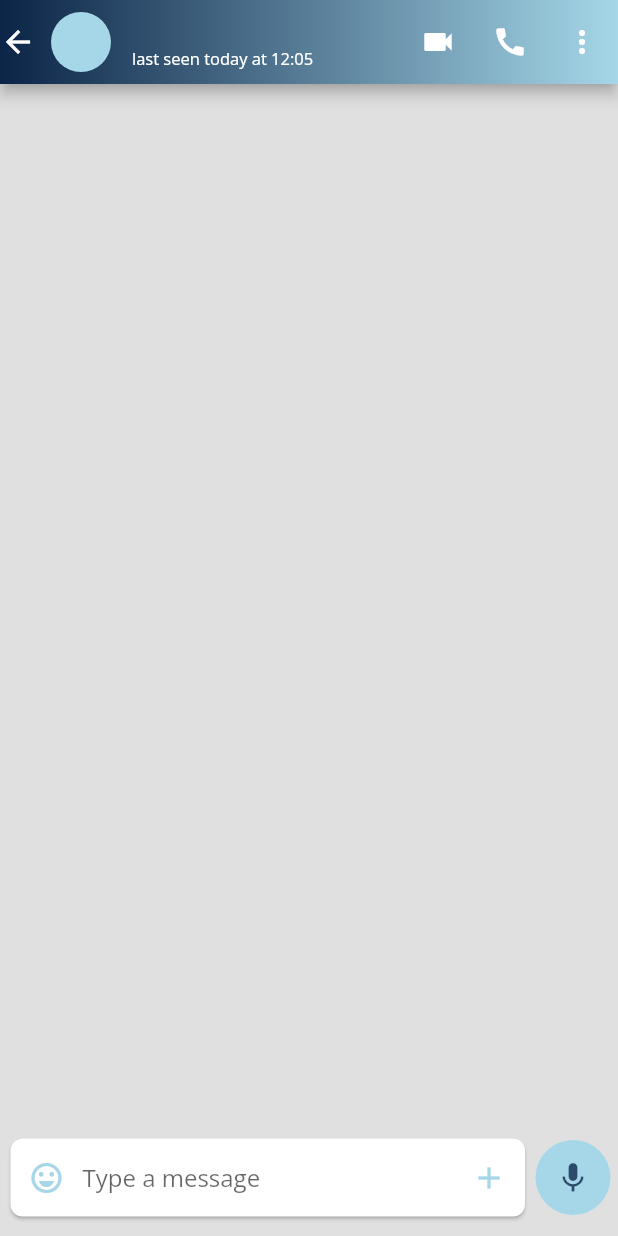
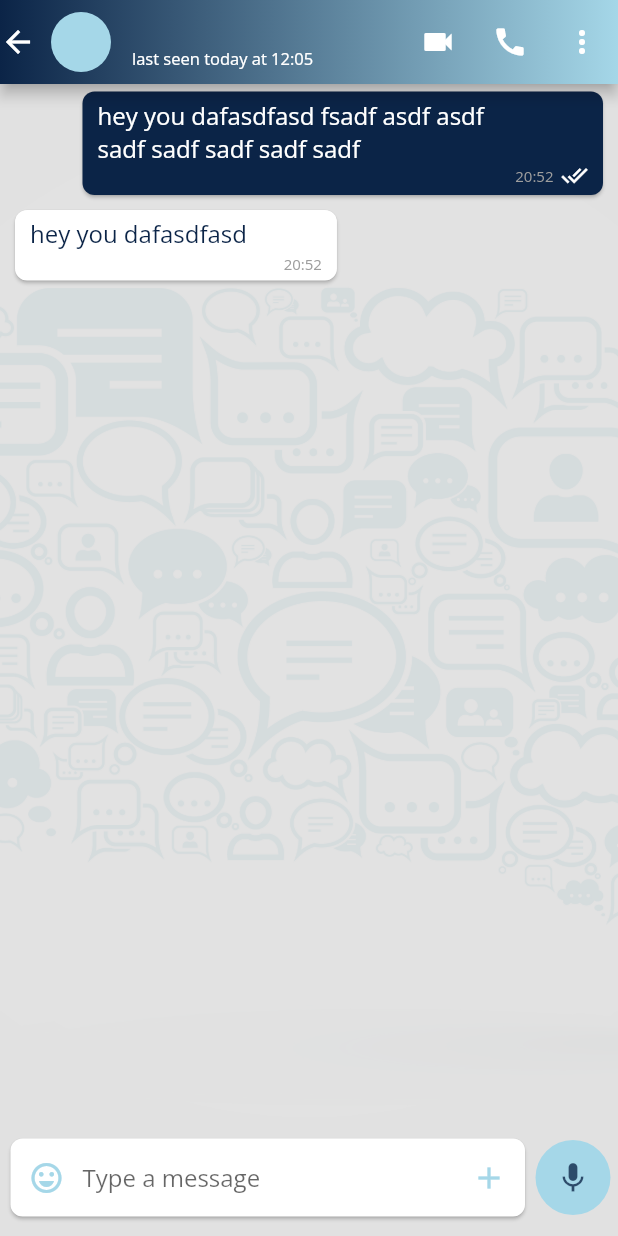
Before and after one commit to shaggybelco/Chatting-app-flutter, a Flutter app: the IndividualChats screen opened directly with empty values, on a phone screen of 412 x 824 dp. Run offline on Flutter 3.47's test engine with Material 2 defaults, Android fonts, the phone set to English and light mode, and no system bars; our stand-ins replace camera, video_player; statements that could not run were skipped.

Commit message:
individual chat page

```diff
--- /dev/null
+++ b/lib/Custom/receiver_bubble.dart
@@ -0,0 +1,53 @@
+import 'package:flutter/material.dart';
+
+class ReceiverBubble extends StatelessWidget {
+  const ReceiverBubble({super.key});
+
+  @override
+  Widget build(BuildContext context) {
+    return Align(
+      alignment: Alignment.centerLeft,
+      child: ConstrainedBox(
+        constraints: BoxConstraints(
+          maxWidth: MediaQuery.of(context).size.width - 45,
+        ),
+        child: Card(
+          margin: const EdgeInsets.symmetric(vertical: 5, horizontal: 10),
+          elevation: 1,
+          shape: RoundedRectangleBorder(borderRadius: BorderRadius.circular(8)),
+          color: Colors.white,
+          child: Stack(
+            children: const [
+              Padding(
+                padding: EdgeInsets.only(
+                  left: 10,
+                  right: 60,
+                  top: 5,
+                  bottom: 20,
+                ),
+                child: Text(
+                  "hey you dafasdfasd",
+                  style: TextStyle(
+                    color: Color.fromARGB(255, 11, 36, 71),
+                    fontSize: 16,
+                  ),
+                ),
+              ),
+              Positioned(
+                bottom: 4,
+                right: 10,
+                child: Text(
+                  "20:52",
+                  style: TextStyle(
+                    color: Colors.grey,
+                    fontSize: 10,
+                  ),
+                ),
+              )
+            ],
+          ),
+        ),
+      ),
+    );
+  }
+}
--- /dev/null
+++ b/lib/Custom/sender_bubble.dart
@@ -0,0 +1,65 @@
+import 'package:flutter/material.dart';
+
+class Senderbubble extends StatelessWidget {
+  const Senderbubble({super.key});
+
+  @override
+  Widget build(BuildContext context) {
+    return Align(
+      alignment: Alignment.centerRight,
+      child: ConstrainedBox(
+        constraints: BoxConstraints(
+          maxWidth: MediaQuery.of(context).size.width - 45,
+        ),
+        child: Card(
+          margin: const EdgeInsets.symmetric(vertical: 5, horizontal: 10),
+          elevation: 1,
+          shape: RoundedRectangleBorder(borderRadius: BorderRadius.circular(8)),
+          color: const Color.fromARGB(255, 11, 36, 71),
+          child: Stack(
+            children: [
+              const Padding(
+                padding: EdgeInsets.only(
+                  left: 10,
+                  right: 60,
+                  top: 5,
+                  bottom: 20,
+                ),
+                child: Text(
+                  "hey you dafasdfasd fsadf asdf asdf sadf sadf sadf sadf sadf",
+                  style: TextStyle(
+                    color: Colors.white,
+                    fontSize: 16,
+                  ),
+                ),
+              ),
+              Positioned(
+                bottom: 4,
+                right: 10,
+                child: Row(
+                  children: const [
+                    Text(
+                      "20:52",
+                      style: TextStyle(
+                        color: Colors.grey,
+                        fontSize: 10,
+                      ),
+                    ),
+                    SizedBox(
+                      width: 5,
+                    ),
+                    Icon(
+                      Icons.done_all,
+                      color: Colors.white,
+                      size: 18,
+                    ),
+                  ],
+                ),
+              )
+            ],
+          ),
+        ),
+      ),
+    );
+  }
+}
--- a/lib/Screens/individual_chats.dart
+++ b/lib/Screens/individual_chats.dart
@@ -1,5 +1,7 @@
 import 'package:emoji_picker_flutter/emoji_picker_flutter.dart';
 import 'package:flutter/material.dart';
+import 'package:frontend/Custom/receiver_bubble.dart';
+import 'package:frontend/Custom/sender_bubble.dart';
 import 'package:frontend/Models/chat_model.dart';
 import 'package:flutter/foundation.dart' as foundation;
 import 'package:frontend/Pages/camera_page.dart';
@@ -19,8 +21,16 @@ class _IndividualChatsState extends State<IndividualChats> {
 
   @override
   Widget build(BuildContext context) {
-    return Scaffold(
-      backgroundColor: Colors.grey[300],
+    return Stack(
+      children: [
+        Image.asset(
+          "images/chat.jpg",
+          height: MediaQuery.of(context).size.height,
+          width: MediaQuery.of(context).size.width,
+          fit: BoxFit.cover,
+        ),
+        Scaffold(
+          backgroundColor: const Color.fromARGB(242, 224, 224, 224),
           appBar: AppBar(
             flexibleSpace: Container(
               decoration: const BoxDecoration(
@@ -128,7 +138,16 @@ class _IndividualChatsState extends State<IndividualChats> {
             width: MediaQuery.of(context).size.width,
             child: Stack(
               children: [
-            ListView(),
+                SizedBox(
+                  height: MediaQuery.of(context).size.height - 180,
+                  child: ListView(
+                    shrinkWrap: true,
+                    children: const [
+                      Senderbubble(),
+                      ReceiverBubble(),
+                    ],
+                  ),
+                ),
                 Align(
                   alignment: Alignment.bottomCenter,
                   child: Padding(
@@ -175,7 +194,8 @@ class _IndividualChatsState extends State<IndividualChats> {
                                       },
                                       icon: const Icon(
                                         Icons.emoji_emotions_outlined,
-                                    color: Color.fromARGB(255, 165, 215, 232),
+                                        color:
+                                            Color.fromARGB(255, 165, 215, 232),
                                       ),
                                     ),
                                     suffixIcon: Row(
@@ -184,12 +204,13 @@ class _IndividualChatsState extends State<IndividualChats> {
                                         IconButton(
                                           icon: const Icon(
                                             Icons.add,
-                                        color:
-                                            Color.fromARGB(255, 165, 215, 232),
+                                            color: Color.fromARGB(
+                                                255, 165, 215, 232),
                                           ),
                                           onPressed: () {
                                             showModalBottomSheet(
-                                          backgroundColor: Colors.transparent,
+                                              backgroundColor:
+                                                  Colors.transparent,
                                               context: context,
                                               builder: (builder) =>
                                                   attachModal(context),
@@ -203,7 +224,8 @@ class _IndividualChatsState extends State<IndividualChats> {
                               ),
                             ),
                             Padding(
-                          padding: const EdgeInsets.only(bottom: 8.0, left: 5),
+                              padding:
+                                  const EdgeInsets.only(bottom: 8.0, left: 5),
                               child: CircleAvatar(
                                 radius: 25,
                                 backgroundColor:
@@ -272,6 +294,8 @@ class _IndividualChatsState extends State<IndividualChats> {
               ],
             ),
           ),
+        ),
+      ],
     );
   }
 }
--- a/pubspec.yaml
+++ b/pubspec.yaml
@@ -66,8 +66,8 @@ flutter:
   uses-material-design: true
 
   # To add assets to your application, add an assets section, like this:
-  # assets:
-  #   - images/a_dot_burr.jpeg
+  assets:
+    - images/
   #   - images/a_dot_ham.jpeg
 
   # An image asset can refer to one or more resolution-specific "variants", see
```
Also changed, not shown: lib/Pages/camera_page.dart (+14 -18 lines), lib/Pages/camera_view.dart (+22 -15 lines), lib/Pages/video_view.dart (+16 -37 lines), images/chat.jpg (added). Lines whose indentation alone changed are shown as unchanged.
